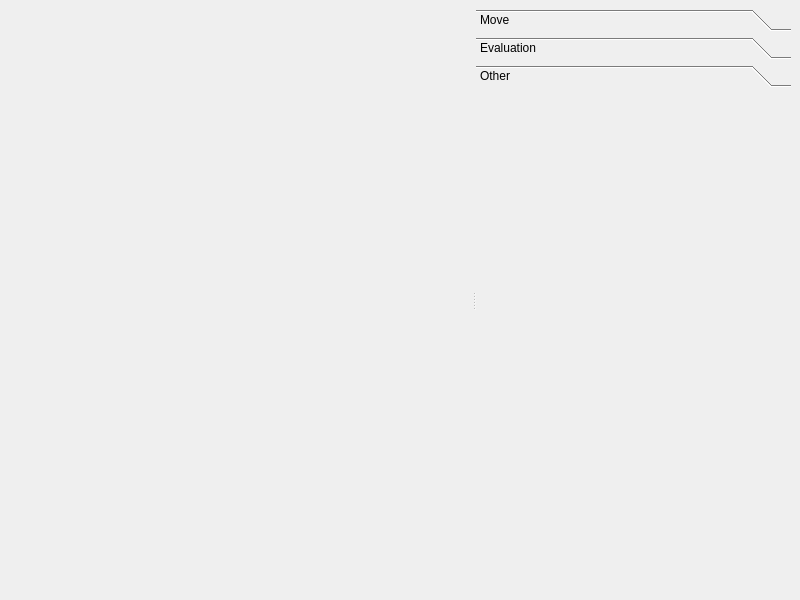
First picture: the form in src/gui/gamewindow.ui, repository Isarhamster/chessx, before the edit.
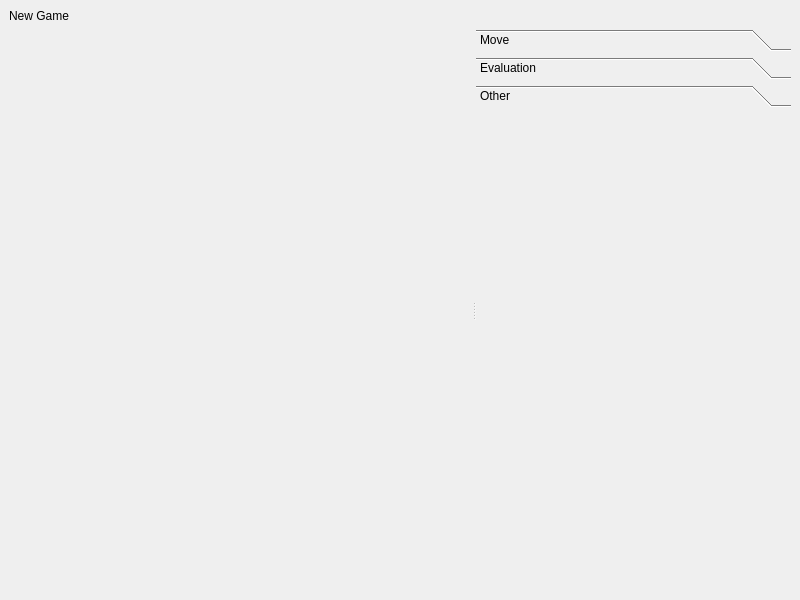
Second picture: the form after the edit. The open tabs and pages were chosen to show the change. Custom widgets are drawn as their Qt base class.

Commit message: Make Notation window a standard dock widget

```diff
--- a/src/gui/gamewindow.ui
+++ b/src/gui/gamewindow.ui
@@ -14,9 +14,34 @@
    <string>MainWindow</string>
   </property>
   <widget class="QWidget" name="centralwidget">
-   <layout class="QHBoxLayout" name="horizontalLayout">
+   <property name="sizePolicy">
+    <sizepolicy hsizetype="Preferred" vsizetype="Preferred">
+     <horstretch>0</horstretch>
+     <verstretch>5</verstretch>
+    </sizepolicy>
+   </property>
+   <layout class="QVBoxLayout" name="verticalLayout_2">
+    <item>
+     <widget class="QLabel" name="gameTitle">
+      <property name="sizePolicy">
+       <sizepolicy hsizetype="Preferred" vsizetype="Minimum">
+        <horstretch>0</horstretch>
+        <verstretch>0</verstretch>
+       </sizepolicy>
+      </property>
+      <property name="text">
+       <string>New Game</string>
+      </property>
+     </widget>
+    </item>
     <item>
      <widget class="QSplitter" name="browserSplitter">
+      <property name="sizePolicy">
+       <sizepolicy hsizetype="Expanding" vsizetype="Preferred">
+        <horstretch>0</horstretch>
+        <verstretch>1</verstretch>
+       </sizepolicy>
+      </property>
       <property name="orientation">
        <enum>Qt::Horizontal</enum>
       </property>
@@ -70,8 +95,8 @@
             <rect>
              <x>0</x>
              <y>0</y>
-             <width>187</width>
-             <height>450</height>
+             <width>354</width>
+             <height>426</height>
             </rect>
            </property>
            <attribute name="label">
```
Left out of the diff: 12 changed lines with no effect on the pictures. The commit also changes 7 other files.
